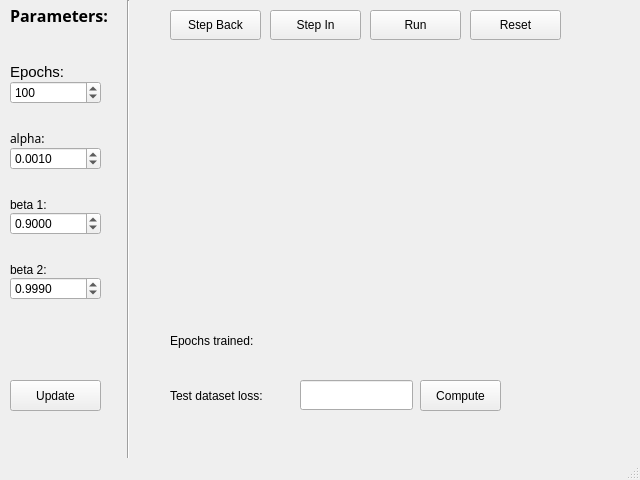
elenacarasec/SFC-project, file ui_form.ui: the form before one commit.
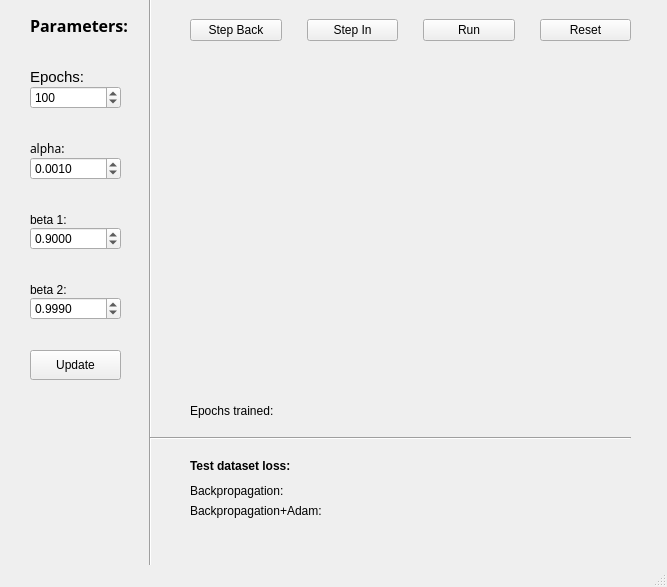
The form after the commit.

Commit message: implement Step Back

The edit to the form file:
```diff
--- a/ui_form.ui
+++ b/ui_form.ui
@@ -6,60 +6,21 @@
    <rect>
     <x>0</x>
     <y>0</y>
-    <width>640</width>
-    <height>480</height>
+    <width>667</width>
+    <height>587</height>
    </rect>
   </property>
   <property name="windowTitle">
    <string>Backpropagation + Adam Optimizer</string>
   </property>
   <widget class="QWidget" name="centralwidget">
-   <widget class="QPushButton" name="buttonStepBack">
-    <property name="geometry">
-     <rect>
-      <x>170</x>
-      <y>10</y>
-      <width>91</width>
-      <height>30</height>
-     </rect>
-    </property>
-    <property name="text">
-     <string>Step Back</string>
-    </property>
-   </widget>
-   <widget class="QPushButton" name="buttonStepIn">
-    <property name="geometry">
-     <rect>
-      <x>270</x>
-      <y>10</y>
-      <width>91</width>
-      <height>30</height>
-     </rect>
-    </property>
-    <property name="text">
-     <string>Step In</string>
-    </property>
-   </widget>
-   <widget class="QPushButton" name="buttonRun">
-    <property name="geometry">
-     <rect>
-      <x>370</x>
-      <y>10</y>
-      <width>91</width>
-      <height>30</height>
-     </rect>
-    </property>
-    <property name="text">
-     <string>Run</string>
-    </property>
-   </widget>
    <widget class="QFrame" name="verticalFrame">
     <property name="geometry">
      <rect>
-      <x>0</x>
+      <x>20</x>
       <y>30</y>
       <width>111</width>
-      <height>271</height>
+      <height>291</height>
      </rect>
     </property>
     <layout class="QVBoxLayout" name="verticalLayout">
@@ -203,10 +164,10 @@
    <widget class="Line" name="line">
     <property name="geometry">
      <rect>
-      <x>120</x>
-      <y>0</y>
-      <width>16</width>
-      <height>461</height>
+      <x>140</x>
+      <y>-30</y>
+      <width>20</width>
+      <height>601</height>
      </rect>
     </property>
     <property name="orientation">
@@ -216,8 +177,8 @@
    <widget class="QLabel" name="label">
     <property name="geometry">
      <rect>
-      <x>10</x>
-      <y>0</y>
+      <x>30</x>
+      <y>10</y>
       <width>121</width>
       <height>31</height>
      </rect>
@@ -237,78 +198,32 @@
      <string>Parameters:</string>
     </property>
    </widget>
-   <widget class="QPushButton" name="buttonCompute">
-    <property name="geometry">
-     <rect>
-      <x>420</x>
-      <y>380</y>
-      <width>81</width>
-      <height>31</height>
-     </rect>
-    </property>
-    <property name="text">
-     <string>Compute</string>
-    </property>
-   </widget>
    <widget class="QLabel" name="label_6">
     <property name="geometry">
      <rect>
-      <x>170</x>
-      <y>380</y>
-      <width>121</width>
+      <x>190</x>
+      <y>450</y>
+      <width>171</width>
       <height>31</height>
      </rect>
     </property>
+    <property name="font">
+     <font>
+      <weight>75</weight>
+      <bold>true</bold>
+     </font>
+    </property>
     <property name="text">
      <string>Test dataset loss:</string>
     </property>
    </widget>
-   <widget class="QLineEdit" name="lineEdit">
-    <property name="geometry">
-     <rect>
-      <x>300</x>
-      <y>380</y>
-      <width>113</width>
-      <height>30</height>
-     </rect>
-    </property>
-    <property name="readOnly">
-     <bool>true</bool>
-    </property>
-   </widget>
-   <widget class="QPushButton" name="buttonReset">
-    <property name="geometry">
-     <rect>
-      <x>470</x>
-      <y>10</y>
-      <width>91</width>
-      <height>30</height>
-     </rect>
-    </property>
-    <property name="text">
-     <string>Reset</string>
-    </property>
-   </widget>
-   <widget class="QPushButton" name="updateModelButton">
-    <property name="geometry">
-     <rect>
-      <x>10</x>
-      <y>380</y>
-      <width>91</width>
-      <height>31</height>
-     </rect>
-    </property>
-    <property name="text">
-     <string>Update</string>
-    </property>
-   </widget>
    <widget class="QWidget" name="verticalLayoutWidget">
     <property name="geometry">
      <rect>
-      <x>170</x>
-      <y>70</y>
-      <width>391</width>
-      <height>251</height>
+      <x>190</x>
+      <y>80</y>
+      <width>441</width>
+      <height>301</height>
      </rect>
     </property>
     <layout class="QVBoxLayout" name="matplotlibBox"/>
@@ -316,8 +231,8 @@
    <widget class="QLabel" name="labelNumEpochsTrained">
     <property name="geometry">
      <rect>
-      <x>170</x>
-      <y>330</y>
+      <x>190</x>
+      <y>400</y>
       <width>391</width>
       <height>22</height>
      </rect>
@@ -326,6 +241,127 @@
      <string>Epochs trained: </string>
     </property>
    </widget>
+   <widget class="QLabel" name="labelBPLoss">
+    <property name="geometry">
+     <rect>
+      <x>190</x>
+      <y>480</y>
+      <width>171</width>
+      <height>22</height>
+     </rect>
+    </property>
+    <property name="text">
+     <string>Backpropagation:</string>
+    </property>
+   </widget>
+   <widget class="QLabel" name="labelBPAdamLoss">
+    <property name="geometry">
+     <rect>
+      <x>190</x>
+      <y>500</y>
+      <width>181</width>
+      <height>22</height>
+     </rect>
+    </property>
+    <property name="text">
+     <string>Backpropagation+Adam:</string>
+    </property>
+   </widget>
+   <widget class="Line" name="line_2">
+    <property name="geometry">
+     <rect>
+      <x>150</x>
+      <y>430</y>
+      <width>481</width>
+      <height>16</height>
+     </rect>
+    </property>
+    <property name="orientation">
+     <enum>Qt::Horizontal</enum>
+    </property>
+   </widget>
+   <widget class="QLabel" name="labelBPLossValue">
+    <property name="geometry">
+     <rect>
+      <x>370</x>
+      <y>480</y>
+      <width>67</width>
+      <height>22</height>
+     </rect>
+    </property>
+    <property name="text">
+     <string/>
+    </property>
+   </widget>
+   <widget class="QLabel" name="labelBPAdamLossValue">
+    <property name="geometry">
+     <rect>
+      <x>370</x>
+      <y>500</y>
+      <width>67</width>
+      <height>22</height>
+     </rect>
+    </property>
+    <property name="text">
+     <string/>
+    </property>
+   </widget>
+   <widget class="QWidget" name="horizontalLayoutWidget">
+    <property name="geometry">
+     <rect>
+      <x>190</x>
+      <y>10</y>
+      <width>441</width>
+      <height>41</height>
+     </rect>
+    </property>
+    <layout class="QHBoxLayout" name="horizontalLayout">
+     <property name="spacing">
+      <number>25</number>
+     </property>
+     <item>
+      <widget class="QPushButton" name="buttonStepBack">
+       <property name="text">
+        <string>Step Back</string>
+       </property>
+      </widget>
+     </item>
+     <item>
+      <widget class="QPushButton" name="buttonStepIn">
+       <property name="text">
+        <string>Step In</string>
+       </property>
+      </widget>
+     </item>
+     <item>
+      <widget class="QPushButton" name="buttonRun">
+       <property name="text">
+        <string>Run</string>
+       </property>
+      </widget>
+     </item>
+     <item>
+      <widget class="QPushButton" name="buttonReset">
+       <property name="text">
+        <string>Reset</string>
+       </property>
+      </widget>
+     </item>
+    </layout>
+   </widget>
+   <widget class="QPushButton" name="updateModelButton">
+    <property name="geometry">
+     <rect>
+      <x>30</x>
+      <y>350</y>
+      <width>91</width>
+      <height>30</height>
+     </rect>
+    </property>
+    <property name="text">
+     <string>Update</string>
+    </property>
+   </widget>
   </widget>
   <widget class="QMenuBar" name="menubar">
    <property name="geometry">
```
Left out of the diff: 2 changed lines with no effect on the pictures. The commit also changes 3 other files.
